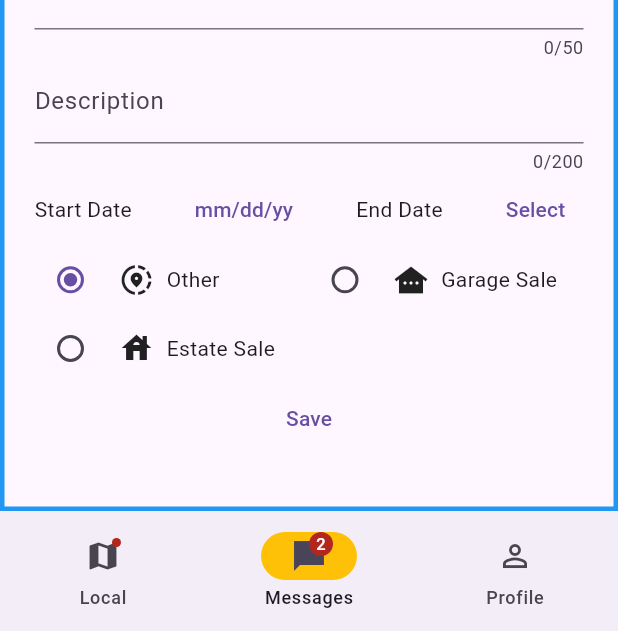
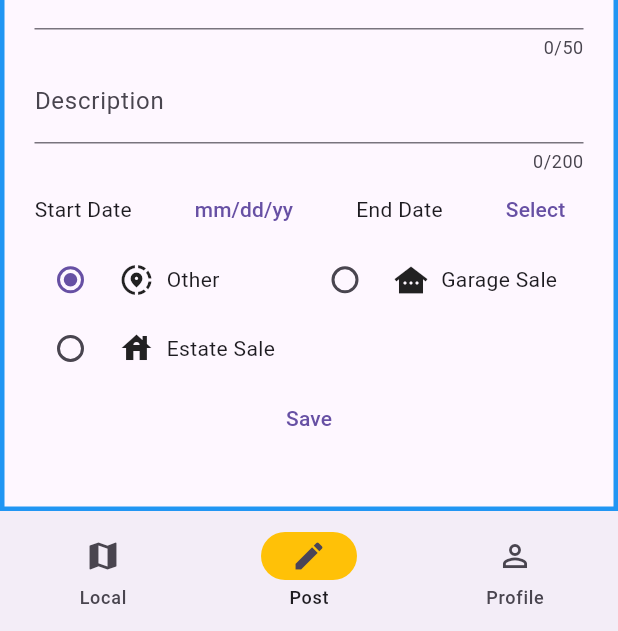
Before and after one commit to JosephMemmelAtWCTC/Local-connection-mobile-app-final, a Flutter app: the screen it shows after launch, item 2 of the bottom bar chosen, after a tap on "Save", on a phone screen of 412 x 824 dp, the part 605-1236 px from its top. Run offline on Flutter 3.47's test engine with Material 3 defaults, Android fonts, the phone set to English and light mode, and no system bars; drawn by our look-alikes of flutter_map; our stand-ins replace geolocator, latlong2; network calls fail.

```diff
--- a/lib/ManagePage.dart
+++ b/lib/ManagePage.dart
@@ -138,7 +138,7 @@ class _ManagePageState extends State<ManagePage> {
                         point: AppData().currentLatLong,
                         width: 160,
                         height: 160,
-                        child: Icon(Icons.person_pin_circle, size: 24.0),
+                        child: Icon(Icons.location_history, size: 24.0),
                       ),
                     ],
                   ),
--- a/lib/Models/LocationLabel.dart
+++ b/lib/Models/LocationLabel.dart
@@ -19,10 +19,11 @@ enum LocationLabel {
 
   static toEnum(String name){
     for(LocationLabel localLabelEnum in LocationLabel.values){
-      if(localLabelEnum.id.toString() == name || localLabelEnum.name == name){
+      if(localLabelEnum.id.toString() == name || localLabelEnum.title == name){
         return localLabelEnum;
       }
     }
+    return other;
   }
 
 
--- a/lib/main.dart
+++ b/lib/main.dart
@@ -59,6 +59,9 @@ class _NavigationExampleState extends State<NavigationExample> {
     return Scaffold(
       bottomNavigationBar: NavigationBar(
         onDestinationSelected: (int index) {
+          if(index == 0){
+            // !!!!!!!!!!!!!!!NAV
+          }
           setState(() {
             currentPageIndex = index;
           });
@@ -67,15 +70,17 @@ class _NavigationExampleState extends State<NavigationExample> {
         selectedIndex: currentPageIndex,
         destinations: <Widget>[
           const NavigationDestination(
-            icon: Badge(child: Icon(Icons.map)),
+            // icon: Badge(child: Icon(Icons.map)),
+            icon: const Icon(Icons.map),
             label: 'Local',
           ),
           const NavigationDestination(
-            icon: Badge(
-              label: Text('2'),
-              child: Icon(Icons.messenger_sharp),
-            ),
-            label: 'Messages',
+            // icon: Badge(
+              // label: Text('2'),
+              // child:
+            icon: const Icon(Icons.edit),
+            // ),
+            label: 'Post',
           ),
           NavigationDestination(
             selectedIcon: const Icon(Icons.perm_identity_outlined),
```
Also changed, not shown: lib/MapMainPage.dart (+30 -13 lines).
